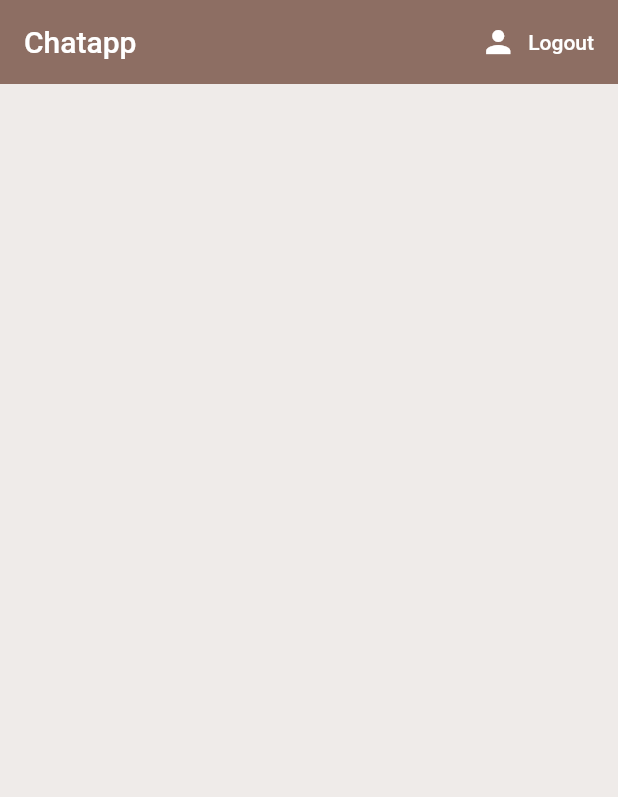
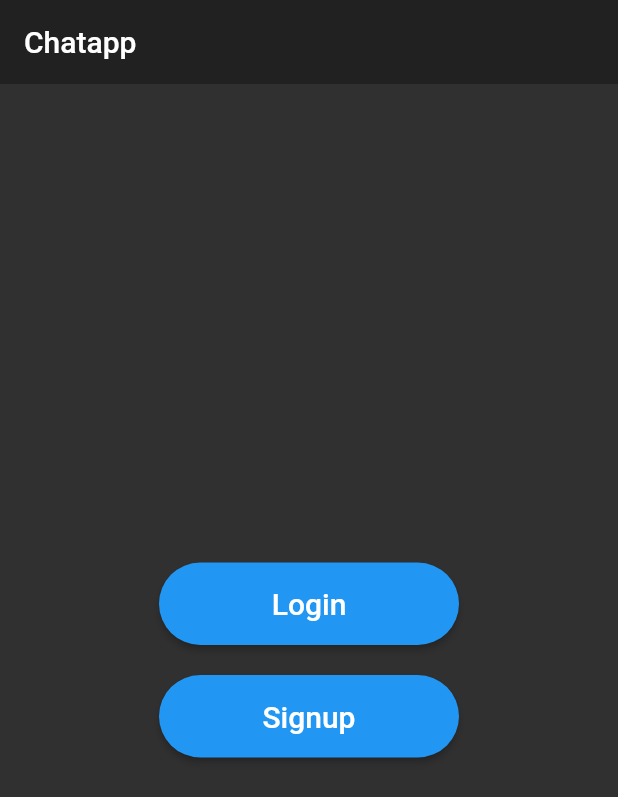
Before and after one commit to qucphng0205/Chatapp, a Flutter app: the screen it shows after launch, on a phone screen of 412 x 824 dp. Shown: the top 797 px of the screen. Run offline on Flutter 3.47's test engine with Material 2 defaults, Android fonts, the phone set to English and light mode, and no system bars; our stand-ins replace firebase_auth; accounts and stored records are empty.

Commit message:
setup new registration mode

```diff
--- a/lib/screens/home/home.dart
+++ b/lib/screens/home/home.dart
@@ -1,47 +1,66 @@
-import 'package:cloud_firestore/cloud_firestore.dart';
+import 'package:chatapp/screens/authentication/register.dart';
+import 'package:chatapp/screens/authentication/sign_in.dart';
 import 'package:flutter/material.dart';
-import 'package:chatapp/services/auth.dart';
 
 class Home extends StatefulWidget {
-  static const String id = 'HOMEID';
-
+  static const String id = 'HomeID';
   @override
   _HomeState createState() => _HomeState();
 }
 
 class _HomeState extends State<Home> {
+  bool showSignIn = true;
 
-  final AuthService _auth = AuthService();
-  final Firestore _firestore = Firestore.instance;
-
-  TextEditingController messageController = TextEditingController();
-  ScrollController scrollController = ScrollController();
+  void toggleView() {
+    setState(() {
+      showSignIn = !showSignIn;
+    });
+  }
 
   @override
   Widget build(BuildContext context) {
     return Scaffold(
-      backgroundColor: Colors.brown[50],
       appBar: AppBar(
+        elevation: 0,
         title: Text('Chatapp'),
-        backgroundColor: Colors.brown[400],
-        elevation: 0.0,
-        actions: <Widget>[
-          FlatButton.icon(
-            icon: Icon(
-              Icons.person,
-              color: Colors.white,
-            ),
-            label: Text(
-              "Logout",
-              style: TextStyle(
-                color: Colors.white,
+      ),
+      body: Center(
+        child: Column(
+          mainAxisAlignment: MainAxisAlignment.center,
+          children: <Widget>[
+            ButtonTheme(
+              minWidth: 200.0,
+              height: 55.0,
+              child: RaisedButton(
+                shape: RoundedRectangleBorder(
+                    borderRadius: BorderRadius.circular(30)),
+                child: Text(
+                  'Login',
+                  style: TextStyle(fontSize: 20.0),
+                ),
+                onPressed: () {
+                  Navigator.of(context).pushNamed(SignIn.id);
+                },
               ),
             ),
-            onPressed: () {
-              _auth.signOut();
-            },
-          )
-        ],
+            SizedBox(height: 20),
+            ButtonTheme(
+              minWidth: 200.0,
+              height: 55.0,
+              child: RaisedButton(
+                shape: RoundedRectangleBorder(
+                    borderRadius: BorderRadius.circular(30)),
+                child: Text(
+                  'Signup',
+                  style: TextStyle(fontSize: 20.0),
+                ),
+                onPressed: () {
+                  Navigator.of(context).pushNamed(Register.id);
+                },
+              ),
+            ),
+          ],
+        ),
       ),
     );
   }
--- a/lib/screens/wrapper.dart
+++ b/lib/screens/wrapper.dart
@@ -1,5 +1,5 @@
 import 'package:chatapp/models/user.dart';
-import 'package:chatapp/screens/authentication/authentication.dart';
+import 'package:chatapp/screens/chat_screen.dart';
 import 'package:chatapp/screens/home/home.dart';
 import 'package:flutter/material.dart';
 import 'package:provider/provider.dart';
@@ -12,8 +12,8 @@
     print(user);
     print("THIS");
     if (user == null)
-      return Authentication();
+      return Home();
     else
-      return Home();
+      return ChatScreen();
   }
 }
```
Also changed, not shown: lib/screens/authentication/authentication.dart (deleted, +0 -63 lines), lib/screens/authentication/register.dart (+9 -19 lines), lib/screens/authentication/sign_in.dart (+12 -20 lines).
